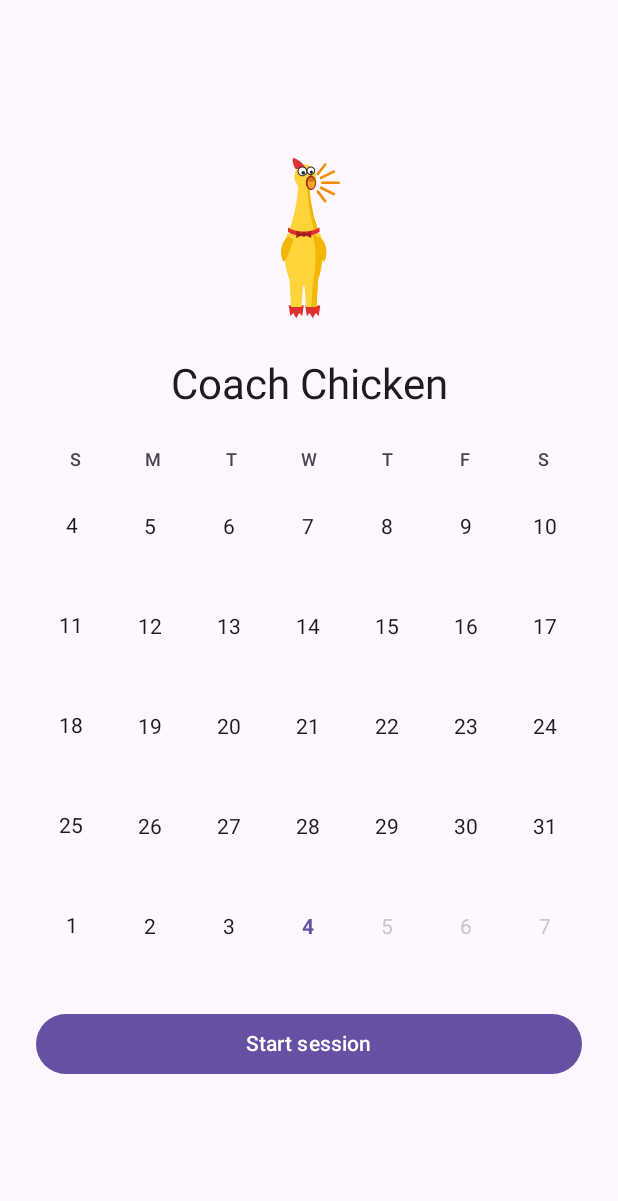
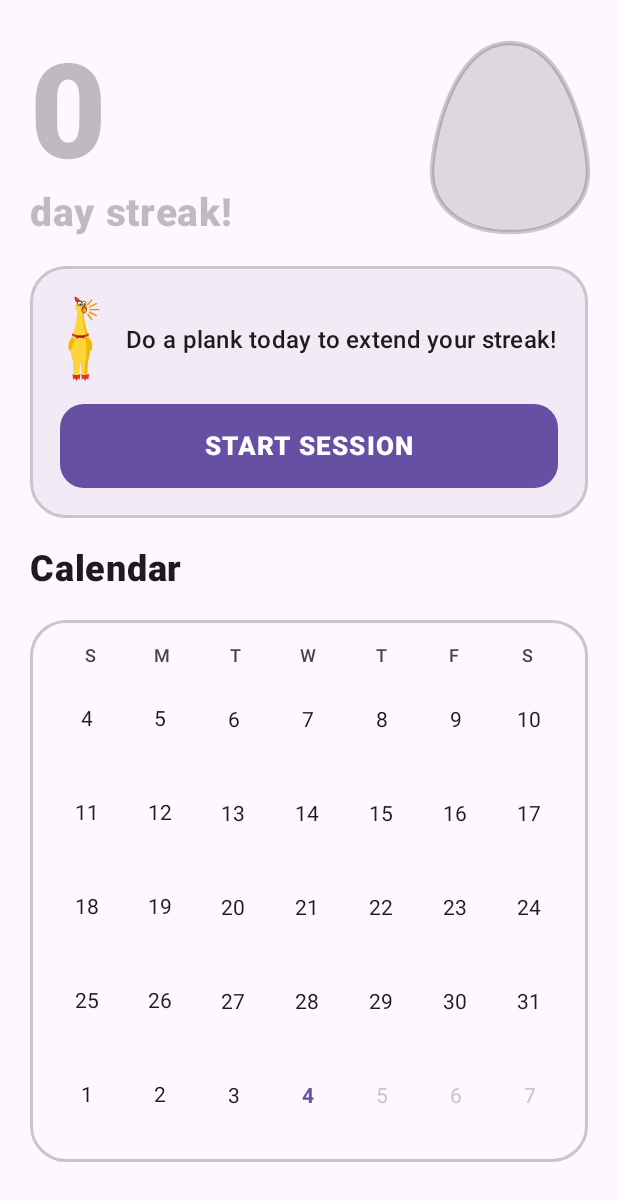
Before and after one commit to campey/coach-chicken, an Android app built with Jetpack Compose: the screen it shows after launch (MainActivity), on a phone screen of 412 x 824 dp. Shown: the top 1201 px of the screen. Run offline under Robolectric (Android 15) with nearby library versions, the phone set to English and light mode, and no system bars.

Commit message:
Home: a Duolingo-style streak view with a big streak number, a call to action or affirmation, then the calendar
Co-Authored-By: Claude Sonnet 5.5 <noreply@anthropic.com>
Claude-Session: https://claude.ai/code/session_019w41jbS8UuyLiuoAhxfmR1

```diff
--- a/android/app/src/main/kotlin/com/coachchicken/CoachViewModel.kt
+++ b/android/app/src/main/kotlin/com/coachchicken/CoachViewModel.kt
@@ -6,6 +6,8 @@ import androidx.lifecycle.AndroidViewModel
 import androidx.lifecycle.viewModelScope
 import com.coachchicken.core.AuraMeter
 import com.coachchicken.core.CalendarDay
+import com.coachchicken.core.Streak
+import com.coachchicken.core.currentStreak
 import com.coachchicken.core.Cue
 import com.coachchicken.core.Landmark
 import com.coachchicken.core.PlankGrade
@@ -78,6 +80,7 @@ data class UiState(
     val elapsedMs: Long = 0,
     val goalMs: Long = PlankTimeline.DEFAULT_DURATION_MS,
     val calendar: List<List<CalendarDay>> = emptyList(),
+    val streak: Streak = Streak(0, false),
     val cameraOn: Boolean = false,
     val frontCamera: Boolean = true,
     val pose: PoseUi? = null,
@@ -103,12 +106,17 @@ class CoachViewModel(app: Application) : AndroidViewModel(app) {
     private var targetFrozen = false
     private var cameraStartedAt = 0L
 
-    private val _state = MutableStateFlow(UiState(goalMs = timeline.durationMs, calendar = loadCalendar()))
+    private val _state = MutableStateFlow(UiState(goalMs = timeline.durationMs, calendar = loadCalendar(), streak = loadStreak()))
     val state: StateFlow<UiState> = _state.asStateFlow()
 
     private var ticker: Job? = null
     private var startedAt: Instant = Instant.now()
     private var startedRealtime = 0L
+
+    private fun loadStreak(): Streak {
+        val zone = ZoneId.systemDefault()
+        return currentStreak(completedSessionTimes(store.readAll(), zone).keys, LocalDate.now(zone))
+    }
 
     private fun loadCalendar(): List<List<CalendarDay>> {
         val zone = ZoneId.systemDefault()
@@ -219,6 +227,7 @@ class CoachViewModel(app: Application) : AndroidViewModel(app) {
                 phase = if (completed) Phase.DONE else Phase.READY,
                 elapsedMs = elapsed,
                 calendar = loadCalendar(),
+                streak = loadStreak(),
                 cameraOn = it.cameraOn && !completed,
                 pose = null,
                 card = if (completed) CardData(record, recording) else null,
--- a/android/app/src/main/kotlin/com/coachchicken/MainActivity.kt
+++ b/android/app/src/main/kotlin/com/coachchicken/MainActivity.kt
@@ -13,6 +13,19 @@ import androidx.activity.viewModels
 import androidx.compose.foundation.Image
 import androidx.compose.foundation.isSystemInDarkTheme
 import androidx.compose.foundation.layout.Arrangement
+import androidx.compose.foundation.layout.height
+import androidx.compose.ui.unit.sp
+import androidx.compose.ui.text.font.FontWeight
+import androidx.compose.ui.geometry.Size
+import androidx.compose.ui.geometry.Offset
+import androidx.compose.ui.graphics.drawscope.Stroke
+import androidx.compose.ui.graphics.StrokeJoin
+import androidx.compose.ui.graphics.Path
+import androidx.compose.ui.graphics.Color
+import androidx.compose.ui.graphics.Brush
+import androidx.compose.foundation.shape.RoundedCornerShape
+import androidx.compose.foundation.Canvas
+import androidx.compose.foundation.BorderStroke
 import androidx.compose.foundation.layout.Row
 import androidx.compose.foundation.pager.VerticalPager
 import androidx.compose.foundation.layout.PaddingValues
@@ -110,20 +123,72 @@ class MainActivity : ComponentActivity() {
 
 @Composable
 private fun HomeScreen(state: UiState, onStartSession: () -> Unit, onCopyLog: (() -> Unit)?, onDay: (CalendarDay) -> Unit) {
-    // Scrolls when it doesn't fit (landscape), and is centred when it does.
+    val done = state.streak.doneToday
+    val accent = if (done) StreakGold else MaterialTheme.colorScheme.onSurface.copy(alpha = 0.28f)
     BoxWithConstraints(Modifier.fillMaxSize().systemBarsPadding()) {
         Column(
-            Modifier.fillMaxWidth().heightIn(min = maxHeight).verticalScroll(rememberScrollState()).padding(24.dp),
-            verticalArrangement = Arrangement.spacedBy(24.dp, Alignment.CenterVertically),
-            horizontalAlignment = Alignment.CenterHorizontally,
+            Modifier.fillMaxWidth().heightIn(min = maxHeight).verticalScroll(rememberScrollState()).padding(horizontal = 20.dp, vertical = 24.dp),
+            verticalArrangement = Arrangement.spacedBy(20.dp),
         ) {
-            Image(painterResource(R.drawable.ic_chicken), contentDescription = null, modifier = Modifier.size(width = 56.dp, height = 110.dp))
-            Text("Coach Chicken", style = MaterialTheme.typography.headlineMedium)
-            CalendarView(state.calendar, Modifier.fillMaxWidth(), onDayClick = onDay)
-            Button(onStartSession, Modifier.fillMaxWidth()) { Text("Start session") }
+            // the streak: big and bright once today's plank is in, muted grey until then
+            Row(Modifier.fillMaxWidth(), horizontalArrangement = Arrangement.SpaceBetween, verticalAlignment = Alignment.CenterVertically) {
+                Column {
+                    Text(state.streak.days.toString(), fontSize = 88.sp, lineHeight = 92.sp, fontWeight = FontWeight.ExtraBold, color = accent)
+                    Text("day streak!", fontSize = 26.sp, fontWeight = FontWeight.ExtraBold, color = accent)
+                }
+                StreakEgg(done, Modifier.size(width = 104.dp, height = 130.dp))
+            }
+            // the big call to action, or the affirmation once it's done
+            Surface(
+                shape = RoundedCornerShape(24.dp), color = MaterialTheme.colorScheme.surfaceVariant.copy(alpha = 0.5f),
+                border = BorderStroke(2.dp, if (done) StreakGold.copy(alpha = 0.6f) else MaterialTheme.colorScheme.outlineVariant),
+            ) {
+                Column(Modifier.fillMaxWidth().padding(20.dp), verticalArrangement = Arrangement.spacedBy(14.dp)) {
+                    Row(verticalAlignment = Alignment.CenterVertically, horizontalArrangement = Arrangement.spacedBy(14.dp)) {
+                        Image(painterResource(R.drawable.ic_chicken), contentDescription = null, modifier = Modifier.size(width = 30.dp, height = 58.dp))
+                        Text(
+                            if (done) "Today's plank is done. Streak extended!" else "Do a plank today to extend your streak!",
+                            style = MaterialTheme.typography.titleMedium, fontWeight = FontWeight.SemiBold,
+                        )
+                    }
+                    if (done) OutlinedButton(onStartSession, Modifier.fillMaxWidth().height(52.dp), shape = RoundedCornerShape(16.dp)) { Text("ANOTHER SESSION", fontWeight = FontWeight.ExtraBold, letterSpacing = 1.sp) }
+                    else Button(onStartSession, Modifier.fillMaxWidth().height(56.dp), shape = RoundedCornerShape(16.dp)) { Text("START SESSION", fontSize = 17.sp, fontWeight = FontWeight.ExtraBold, letterSpacing = 1.sp) }
+                }
+            }
+            Text("Calendar", fontSize = 24.sp, fontWeight = FontWeight.ExtraBold)
+            Surface(shape = RoundedCornerShape(24.dp), color = Color.Transparent, border = BorderStroke(2.dp, MaterialTheme.colorScheme.outlineVariant)) {
+                CalendarView(state.calendar, Modifier.fillMaxWidth().padding(16.dp), onDayClick = onDay)
+            }
             if (onCopyLog != null) {
                 OutlinedButton(onCopyLog, Modifier.fillMaxWidth()) { Text("Copy pose log") }
             }
+        }
+    }
+}
+
+private val StreakGold = Color(0xFFFFB300)
+
+/** The streak's egg: gold with a shine once today's plank is done, a muted grey one until then. */
+@Composable
+private fun StreakEgg(done: Boolean, modifier: Modifier) {
+    val grey = MaterialTheme.colorScheme.onSurface
+    Canvas(modifier) {
+        val w = size.width; val h = size.height
+        val egg = Path().apply {
+            moveTo(w * 0.5f, h * 0.02f)
+            cubicTo(w * 0.12f, h * 0.02f, w * 0.0f, h * 0.55f, w * 0.0f, h * 0.68f)
+            cubicTo(w * 0.0f, h * 0.88f, w * 0.22f, h * 0.99f, w * 0.5f, h * 0.99f)
+            cubicTo(w * 0.78f, h * 0.99f, w * 1.0f, h * 0.88f, w * 1.0f, h * 0.68f)
+            cubicTo(w * 1.0f, h * 0.55f, w * 0.88f, h * 0.02f, w * 0.5f, h * 0.02f)
+            close()
+        }
+        if (done) {
+            drawPath(egg, Brush.verticalGradient(listOf(Color(0xFFFFE27A), Color(0xFFFFB300), Color(0xFFC9900C))))
+            drawPath(egg, Color(0xFF6B4300), style = Stroke(3.dp.toPx(), join = StrokeJoin.Round))
+            drawOval(Color.White.copy(alpha = 0.55f), Offset(w * 0.2f, h * 0.2f), Size(w * 0.16f, h * 0.24f))
+        } else {
+            drawPath(egg, grey.copy(alpha = 0.14f))
+            drawPath(egg, grey.copy(alpha = 0.22f), style = Stroke(3.dp.toPx(), join = StrokeJoin.Round))
         }
     }
 }
--- a/android/core/src/main/kotlin/com/coachchicken/core/CalendarGrid.kt
+++ b/android/core/src/main/kotlin/com/coachchicken/core/CalendarGrid.kt
@@ -47,3 +47,18 @@ fun buildCalendar(
         }
     }
 }
+
+/** The run of consecutive trained days. [doneToday] is false until today has a completed plank. */
+data class Streak(val days: Int, val doneToday: Boolean)
+
+/**
+ * The current streak: consecutive trained days ending today, or ending yesterday while today is still to do
+ * (so the number stays put, but [Streak.doneToday] is false until today's plank is in).
+ */
+fun currentStreak(trainedDays: Set<LocalDate>, today: LocalDate): Streak {
+    val doneToday = today in trainedDays
+    var day = if (doneToday) today else today.minusDays(1)
+    var n = 0
+    while (day in trainedDays) { n++; day = day.minusDays(1) }
+    return Streak(n, doneToday)
+}
```
Also changed, not shown: 1 other file.
